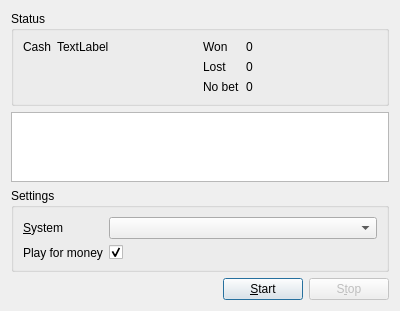
Above: source/casinodialog.ui from martin-kudlicka/roulette-bot before the change. Below: the same form after it.
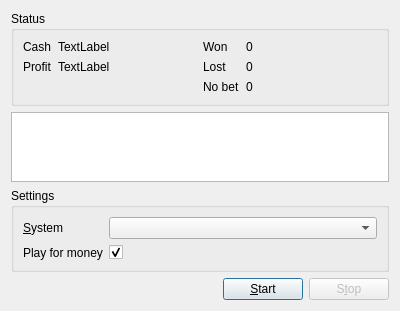
That is the form after the change.

Commit message: + show profit

The edit to the form file:
```diff
--- a/source/casinodialog.ui
+++ b/source/casinodialog.ui
@@ -36,6 +36,20 @@
           </property>
          </widget>
         </item>
+        <item row="1" column="0">
+         <widget class="QLabel" name="label_6">
+          <property name="text">
+           <string>Profit</string>
+          </property>
+         </widget>
+        </item>
+        <item row="1" column="1">
+         <widget class="QLabel" name="qlProfit">
+          <property name="text">
+           <string>TextLabel</string>
+          </property>
+         </widget>
+        </item>
        </layout>
       </item>
       <item>
```
The commit also changes 2 other files.
